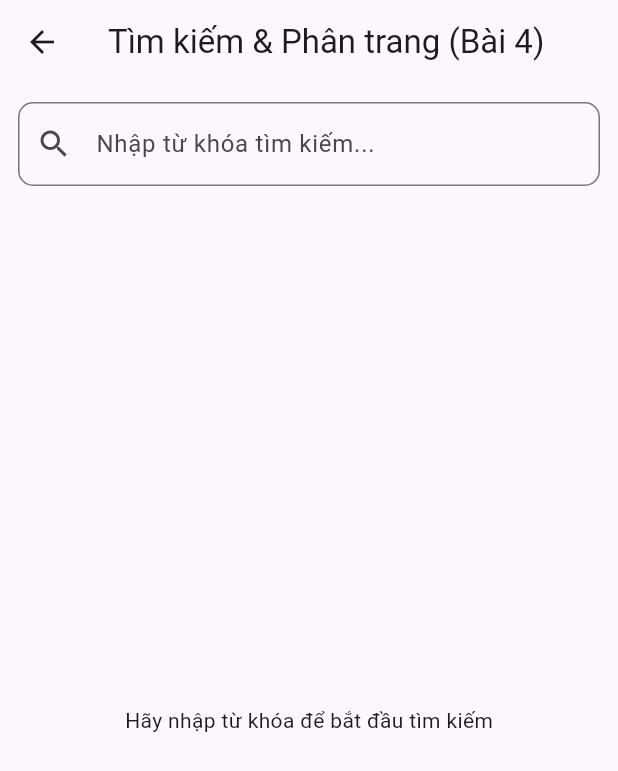
After one commit to dangquangminh-minh/Flutter_Practice_Tasks_BLoC_Pagination, a Flutter app: the screen it shows after launch, after a tap on "Bài 4: Tìm kiếm kết hợp phân trang", on a phone screen of 412 x 824 dp. The commit adds this screen. Shown: the top 771 px of the screen. Run offline on Flutter 3.47's test engine with Material 3 defaults, Android fonts, the phone set to English and light mode, and no system bars; our stand-ins replace bloc_concurrency, equatable, flutter_bloc, rxdart, shimmer.

Commit message:
hoàn thành chức năng tìm kiếm theo keyword và có hightlight keyword tìm kiếm

```diff
--- /dev/null
+++ b/lib/bai_04/bloc.dart
@@ -0,0 +1,90 @@
+import 'package:flutter_bloc/flutter_bloc.dart';
+import 'package:bloc_concurrency/bloc_concurrency.dart';
+import 'package:rxdart/rxdart.dart';
+import 'event.dart';
+import 'state.dart';
+import '../repositories/repositories.dart';
+
+
+//bắt chờ 500ms , nếu gõ nx thì nó hủy cái cũ tính lại cái mới
+EventTransformer<Event> debounceRestartable<Event>() {
+  return (events, mapper) {
+    return restartable<Event>().call(
+      events.debounceTime(const Duration(milliseconds: 500)),
+      mapper,
+    );
+  };
+}
+
+class SearchBloc extends Bloc<SearchEvent, SearchState> {
+  final SearchRepository repository;
+
+  SearchBloc(this.repository) : super(const SearchState()) {
+
+
+    on<SearchKeywordChanged>(
+      _onKeywordChanged,
+      transformer: debounceRestartable(),
+    );
+
+    //chống spam api
+    on<LoadMoreSearchResults>(
+      _onLoadMore,
+      transformer: droppable(),
+    );
+  }
+
+  Future<void> _onKeywordChanged(SearchKeywordChanged event, Emitter<SearchState> emit) async {
+    final keyword = event.keyword.trim();
+
+    //if thanh tìm kiếm k có j thì xóa kq
+    if (keyword.isEmpty) {
+      emit(state.copyWith(posts: [], keyword: '', hasReachedMax: false, isInitialLoading: false));
+      return;
+    }
+
+    //khi đổi từ khóa thì reset lại danh sách và trạng thái phân trang
+    emit(state.copyWith(
+      isInitialLoading: true,
+      keyword: keyword, // Lưu từ khóa mới vào State
+      posts: [],        // Xóa sạch danh sách cũ
+      hasReachedMax: false,
+      errorMessage: '',
+    ));
+
+    try {
+      // tìm mới thì truyền skip = 0
+      final newPosts = await repository.searchPosts(keyword: keyword, skip: 0);
+      emit(state.copyWith(
+        isInitialLoading: false,
+        posts: newPosts,
+        hasReachedMax: newPosts.isEmpty || newPosts.length < 10,
+      ));
+    } catch (e) {
+      emit(state.copyWith(isInitialLoading: false, errorMessage: 'Lỗi tải dữ liệu. Vui lòng thử lại!'));
+    }
+  }
+
+  Future<void> _onLoadMore(LoadMoreSearchResults event, Emitter<SearchState> emit) async {
+    // Không tải nếu đang tải dở, hết dữ liệu, hoặc chưa gõ chữ nào
+    if (state.isLoadingMore || state.hasReachedMax || state.keyword.isEmpty) return;
+
+    emit(state.copyWith(isLoadingMore: true, errorMessage: ''));
+
+    try {
+      // Logic Skip : Số bài cần bỏ qua đúng bằng tổng số bài đang có trên màn hình
+      final skip = state.posts.length;
+
+      // Gọi API với cái keyword đang lưu trong State
+      final morePosts = await repository.searchPosts(keyword: state.keyword, skip: skip);
+
+      emit(state.copyWith(
+        isLoadingMore: false,
+        posts: List.of(state.posts)..addAll(morePosts), // Nối bài mới vào đuôi bài cũ
+        hasReachedMax: morePosts.isEmpty || morePosts.length < 10,
+      ));
+    } catch (e) {
+      emit(state.copyWith(isLoadingMore: false, errorMessage: 'Lỗi tải thêm dữ liệu.'));
+    }
+  }
+}
--- /dev/null
+++ b/lib/bai_04/event.dart
@@ -0,0 +1,10 @@
+abstract class SearchEvent {}
+
+//khi ng dùng đang gõ phím
+class SearchKeywordChanged extends SearchEvent {
+  final String keyword;
+  SearchKeywordChanged(this.keyword);
+}
+
+// khi cuộn xuống cuối ds
+class LoadMoreSearchResults extends SearchEvent {}
--- /dev/null
+++ b/lib/bai_04/page.dart
@@ -0,0 +1,196 @@
+import 'package:flutter/material.dart';
+import 'package:flutter_bloc/flutter_bloc.dart';
+import '../repositories/repositories.dart';
+import 'bloc.dart';
+import 'event.dart';
+import 'state.dart';
+
+//lớp 1 khởi tạo bloc
+class Bai4 extends StatelessWidget {
+  const Bai4({Key? key}) : super(key: key);
+
+  @override
+  Widget build(BuildContext context) {
+    return BlocProvider(
+      create: (context) => SearchBloc(SearchRepository()),
+      child: const Bai4View(),
+    );
+  }
+}
+
+//lớp 2 : giao diện và thanh cuộn
+class Bai4View extends StatefulWidget {
+  const Bai4View({Key? key}) : super(key: key);
+
+  @override
+  State<Bai4View> createState() => _Bai4ViewState();
+}
+
+class _Bai4ViewState extends State<Bai4View> {
+  final ScrollController _scrollController = ScrollController();
+  final TextEditingController _searchController = TextEditingController();
+
+  @override
+  void initState() {
+    super.initState();
+    // Gắn cảm biến cuộn cách đáy 200px để tải thêm
+    _scrollController.addListener(() {
+      final maxScroll = _scrollController.position.maxScrollExtent;
+      final currentScroll = _scrollController.position.pixels;
+
+      if (maxScroll - currentScroll <= 200) {
+        context.read<SearchBloc>().add(LoadMoreSearchResults());
+      }
+    });
+  }
+
+  @override
+  void dispose() {
+    _scrollController.dispose();
+    _searchController.dispose();
+    super.dispose();
+  }
+
+  // bonus: hightlight chữ mà ng dùng tìm kiếm
+  Widget _buildHighlightedTitle(String text, String query, TextStyle normalStyle, TextStyle highlightStyle) {
+    if (query.isEmpty) {
+      return Text(text, style: normalStyle);
+    }
+
+    final lowerText = text.toLowerCase();
+    final lowerQuery = query.toLowerCase();
+
+    if (!lowerText.contains(lowerQuery)) {
+      return Text(text, style: normalStyle);
+    }
+
+    List<TextSpan> spans = [];
+    int start = 0;
+    int indexOfMatch = lowerText.indexOf(lowerQuery, start);
+
+    while (indexOfMatch != -1) {
+      if (indexOfMatch > start) {
+        spans.add(TextSpan(text: text.substring(start, indexOfMatch), style: normalStyle));
+      }
+      final matchedText = text.substring(indexOfMatch, indexOfMatch + query.length);
+      spans.add(TextSpan(text: matchedText, style: highlightStyle));
+      start = indexOfMatch + query.length;
+      indexOfMatch = lowerText.indexOf(lowerQuery, start);
+    }
+
+    if (start < text.length) {
+      spans.add(TextSpan(text: text.substring(start), style: normalStyle));
+    }
+
+    return RichText(text: TextSpan(children: spans));
+  }
+
+  @override
+  Widget build(BuildContext context) {
+    return Scaffold(
+      appBar: AppBar(
+        title: const Text('Tìm kiếm & Phân trang (Bài 4)'),
+      ),
+      body: Column(
+        children: [
+          // Ô nhập từ khóa tìm kiếm
+          Padding(
+            padding: const EdgeInsets.all(12.0),
+            child: TextField(
+              controller: _searchController,
+              onChanged: (value) {
+                // Bắn event gõ phím -> Sẽ được Debounce 500ms ở BLoC xử lý
+                context.read<SearchBloc>().add(SearchKeywordChanged(value));
+              },
+              decoration: InputDecoration(
+                labelText: 'Nhập từ khóa tìm kiếm...',
+                prefixIcon: const Icon(Icons.search),
+                suffixIcon: _searchController.text.isNotEmpty
+                    ? IconButton(
+                        icon: const Icon(Icons.clear),
+                        onPressed: () {
+                          _searchController.clear();
+                          context.read<SearchBloc>().add(SearchKeywordChanged(''));
+                        },
+                      )
+                    : null,
+                border: OutlineInputBorder(borderRadius: BorderRadius.circular(10)),
+              ),
+            ),
+          ),
+
+          // Khu vực hiển thị kết quả
+          Expanded(
+            child: BlocBuilder<SearchBloc, SearchState>(
+              builder: (context, state) {
+                // trạng thái đang tải lần đầu
+                if (state.isInitialLoading) {
+                  return const Center(child: CircularProgressIndicator());
+                }
+
+                // trạng thái lỗi
+                if (state.errorMessage.isNotEmpty && state.posts.isEmpty) {
+                  return Center(child: Text(state.errorMessage, style: const TextStyle(color: Colors.red)));
+                }
+
+                // trạng thái chưa nhập gì hoặc không tìm thấy
+                if (state.keyword.isEmpty) {
+                  return const Center(child: Text('Hãy nhập từ khóa để bắt đầu tìm kiếm'));
+                }
+
+                if (state.posts.isEmpty) {
+                  return const Center(child: Text('Không tìm thấy kết quả phù hợp'));
+                }
+
+                // hiển thị danh sách kết quả
+                return ListView.builder(
+                  controller: _scrollController,
+                  itemCount: state.posts.length + 1,
+                  itemBuilder: (context, index) {
+                    if (index == state.posts.length) {
+                      if (state.hasReachedMax) {
+                        return const Padding(
+                          padding: EdgeInsets.all(16.0),
+                          child: Center(child: Text('Đã hiển thị tất cả kết quả')),
+                        );
+                      }
+                      if (state.isLoadingMore) {
+                        return const Padding(
+                          padding: EdgeInsets.symmetric(vertical: 16.0),
+                          child: Center(
+                            child: SizedBox(
+                              width: 24,
+                              height: 24,
+                              child: CircularProgressIndicator(strokeWidth: 2),
+                            ),
+                          ),
+                        );
+                      }
+                      return const SizedBox.shrink();
+                    }
+
+                    final post = state.posts[index];
+                    return Card(
+                      margin: const EdgeInsets.symmetric(horizontal: 12, vertical: 6),
+                      child: ListTile(
+                        leading: CircleAvatar(child: Text('${index + 1}')),
+                        // Áp dụng Highlight từ khóa cho Tiêu đề
+                        title: _buildHighlightedTitle(
+                          post.title,
+                          state.keyword,
+                          const TextStyle(fontWeight: FontWeight.bold, color: Colors.black87),
+                          const TextStyle(fontWeight: FontWeight.bold, color: Colors.blue, backgroundColor: Colors.yellowAccent),
+                        ),
+                        subtitle: Text(post.body, maxLines: 2, overflow: TextOverflow.ellipsis),
+                      ),
+                    );
+                  },
+                );
+              },
+            ),
+          ),
+        ],
+      ),
+    );
+  }
+}
--- /dev/null
+++ b/lib/bai_04/state.dart
@@ -0,0 +1,39 @@
+import '../models/model.dart';
+
+class SearchState {
+  final List<Post> posts; // giữ lại toàn bộ ds trang đang có
+  final bool isLoadingMore; // trạng thái load khi cuộn xuống
+  final bool hasReachedMax;   // chặn "xem thêm"
+  final String errorMessage;
+  final bool isInitialLoading; // Dùng để phân biệt loading lần đầu và tải thêm
+
+
+  final String keyword; // state mới để lưu từ khóa ng dùng tìm kiếm
+
+  const SearchState({
+    this.posts = const [],
+    this.isInitialLoading = false,
+    this.isLoadingMore = false,
+    this.hasReachedMax = false,
+    this.errorMessage = '',
+    this.keyword = '',
+  });
+
+  SearchState copyWith({
+    List<Post>? posts,
+    bool? isInitialLoading,
+    bool? isLoadingMore,
+    bool? hasReachedMax,
+    String? errorMessage,
+    String? keyword,
+  }) {
+    return SearchState(
+      posts: posts ?? this.posts,
+      isInitialLoading: isInitialLoading ?? this.isInitialLoading,
+      isLoadingMore: isLoadingMore ?? this.isLoadingMore,
+      hasReachedMax: hasReachedMax ?? this.hasReachedMax,
+      errorMessage: errorMessage ?? this.errorMessage,
+      keyword: keyword ?? this.keyword,
+    );
+  }
+}
--- a/lib/main.dart
+++ b/lib/main.dart
@@ -5,6 +5,7 @@ import 'bai_01/post_page.dart';
 import 'bai_02/page.dart';
 
 import "bai_03/page.dart";
+import "bai_04/page.dart";
 void main() {
   runApp(const MyApp());
 }
@@ -86,6 +87,24 @@ class MenuPage extends StatelessWidget {
               style: TextStyle(fontSize: 16),
             ),
           ),
+
+          const SizedBox(height: 16),
+           // --- BÀI 4---
+          ElevatedButton(
+            style: ElevatedButton.styleFrom(padding: const EdgeInsets.all(16)),
+            onPressed: () {
+             Navigator.push(
+                context,
+                MaterialPageRoute(builder: (context) => Bai4()),
+              );
+            },
+            child: const Text(
+              'Bài 4: Tìm kiếm kết hợp phân trang',
+              style: TextStyle(fontSize: 16),
+            ),
+          ),
+
+          const SizedBox(height: 16),
         ],
       ),
     );
--- /dev/null
+++ b/lib/models/model.dart
@@ -0,0 +1,21 @@
+//dummyjson
+// dùng cho bài 4
+class Post {
+  final int id;
+  final String title;
+  final String body;
+
+  Post({
+    required this.id,
+    required this.title,
+    required this.body,
+  });
+
+  factory Post.fromJson(Map<String, dynamic> json) {
+    return Post(
+      id: json['id'],
+      title: json['title'],
+      body: json['body'],
+    );
+  }
+}
--- a/lib/models/post.dart
+++ b/lib/models/post.dart
@@ -1,3 +1,5 @@
+//jsonplaceholder
+// cho bài 1 2 3
 class Post {
   //các thuộc tính để lưu thông tin
   final int id;
--- a/pubspec.yaml
+++ b/pubspec.yaml
@@ -36,6 +36,7 @@ dependencies:
   http: ^1.2.1            # Thêm thư viện gọi API
   bloc_concurrency: ^0.2.5
   shimmer: ^3.0.0
+  rxdart: ^0.28.0
   # The following adds the Cupertino Icons font to your application.
   # Use with the CupertinoIcons class for iOS style icons.
 
```
Also changed, not shown: lib/repositories/repositories.dart (added, +22 -0 lines), pubspec.lock.
